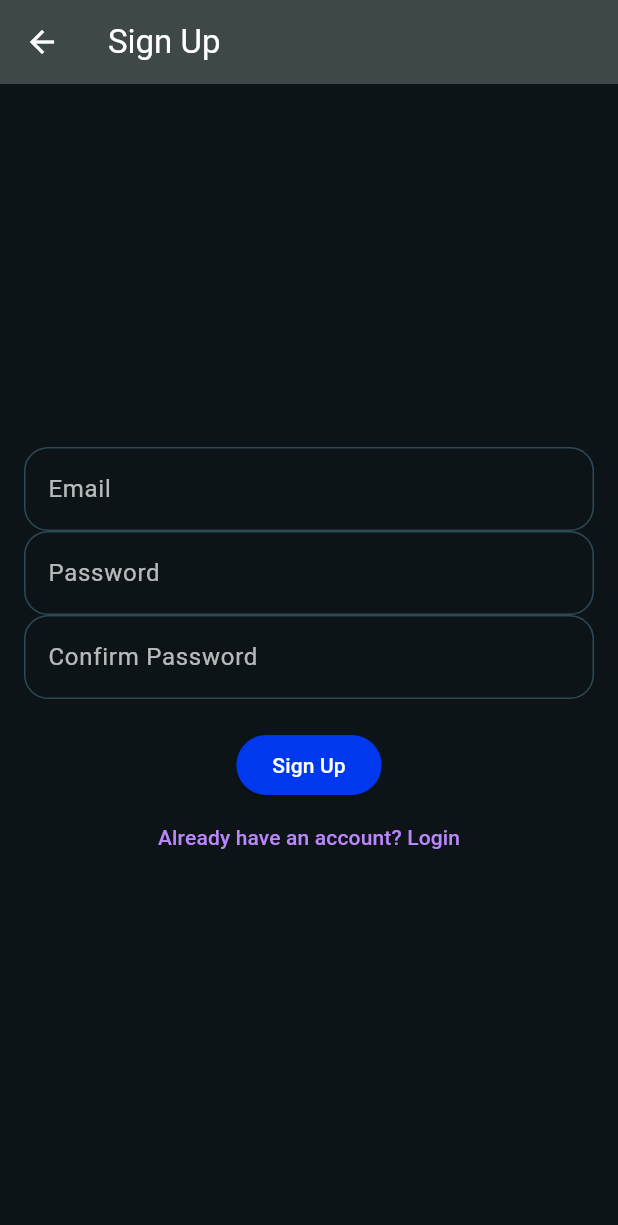
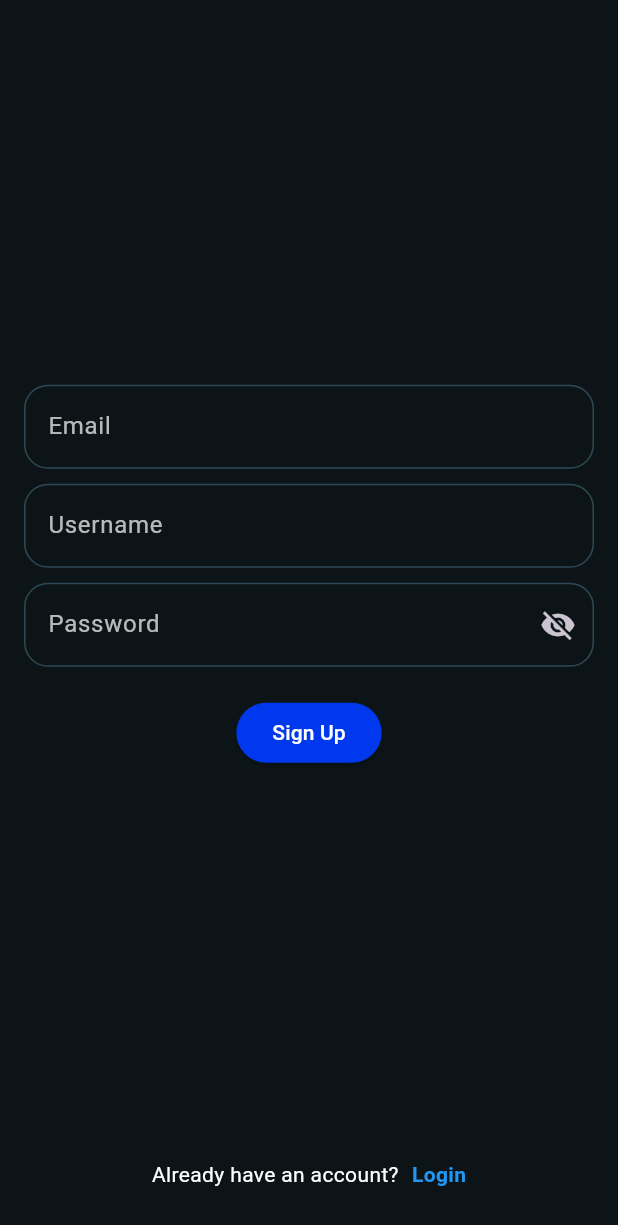
Before and after one commit to aarontoms/BotNet, a Flutter app: the SignUp screen opened by its route, on a phone screen of 412 x 824 dp. Shown: the top 1225 px of the screen. Run offline on Flutter 3.47's test engine with Material 3 defaults, Android fonts, the phone set to English and light mode, and no system bars; our stand-ins replace dio.

Commit message:
init to botnet

```diff
--- a/lib/main.dart
+++ b/lib/main.dart
@@ -1,7 +1,8 @@
 import 'package:flutter/material.dart';
-import 'package:flutterprojects/theme/theme.dart';
+import 'package:botnet/theme/theme.dart';
 import 'screens/login.dart';
 import 'screens/signup.dart';
+import 'screens/forgot_password.dart';
 
 void main() {
   runApp(MyApp());
@@ -19,6 +20,7 @@ class MyApp extends StatelessWidget {
       routes: {
         '/': (context) => Login(),
         '/signup': (context) => SignUp(),
+        '/forgot_password': (context) => Forgot(),
       },
       theme: AppTheme.themeData
     );
--- a/lib/screens/signup.dart
+++ b/lib/screens/signup.dart
@@ -1,32 +1,128 @@
 import 'package:flutter/material.dart';
+import 'package:dio/dio.dart';
+import '../widgets/password_field.dart';
 
-class SignUp extends StatelessWidget {
+final emailController = TextEditingController();
+final usernameController = TextEditingController();
+final passwordController = TextEditingController();
+
+class SignUp extends StatefulWidget {
   const SignUp({super.key});
 
   @override
+  State<SignUp> createState() => _SignUpState();
+}
+
+class _SignUpState extends State<SignUp> {
+  bool _loading = false;
+  String? _message;
+
+  void _signUp() async {
+    final dio = Dio();
+    final email = emailController.text.trim();
+    final username = usernameController.text.trim();
+    final password = passwordController.text.trim();
+
+    setState(() => _loading = true);
+
+    try {
+      final response = await dio.post(
+        'https://99rkb3wb-3000.inc1.devtunnels.ms/signup',
+        data: {
+          'email': email,
+          'username': username,
+          'password': password,
+        },
+      );
+
+      setState(() {
+        _loading = false;
+        _message = 'Signup successful';
+      });
+
+    } on DioException catch (e) {
+      String msg = 'Unknown error';
+      if (e.response != null) {
+        msg = '${e.response?.data}';
+        print(e.response?.data);
+      } else {
+        msg = 'Network error. Try again later';
+        print(e.message);
+      }
+
+      setState(() {
+        _loading = false;
+        _message = msg;
+      });
+    }
+  }
+
+  @override
   Widget build(BuildContext context) {
-    return Scaffold(
-      appBar: AppBar(title: Text('Sign Up')),
+    return GestureDetector(
+      onTap: () => FocusScope.of(context).unfocus(),
+      child: Scaffold(
         body: Padding(
-        padding: EdgeInsets.all(16),
+          padding: const EdgeInsets.all(16),
           child: Column(
             mainAxisAlignment: MainAxisAlignment.center,
             children: [
-            TextField(decoration: InputDecoration(labelText: 'Email')),
-            TextField(decoration: InputDecoration(labelText: 'Password'), obscureText: true),
-            TextField(decoration: InputDecoration(labelText: 'Confirm Password'), obscureText: true),
+              Spacer(),
+              TextField(
+                controller: emailController,
+                decoration: const InputDecoration(labelText: 'Email'),
+              ),
+              SizedBox(height: 10),
+              TextField(
+                controller: usernameController,
+                decoration: const InputDecoration(labelText: 'Username'),
+              ),
+              SizedBox(height: 10),
+              PasswordField(
+                label: "Password",
+                controller: passwordController,
+              ),
               SizedBox(height: 20),
+              if (_loading)
+                const CircularProgressIndicator()
+              else
                 ElevatedButton(
-              onPressed: () {
-
-              },
-              child: Text('Sign Up'),
+                  onPressed: _signUp,
+                  child: const Text('Sign Up'),
                 ),
-            TextButton(
-              onPressed: () => Navigator.pop(context),
-              child: Text('Already have an account? Login'),
+              SizedBox(height: 20),
+              if (_message != null)
+                Padding(
+                  padding: const EdgeInsets.only(bottom: 10),
+                  child: Text(
+                    _message!,
+                    style: TextStyle(color: _message!.contains('successful') ? Colors.green : Colors.red),
+                  ),
+                ),
+              Spacer(),
+              Row(
+                mainAxisSize: MainAxisSize.min,
+                children: [
+                  const Text(
+                    'Already have an account? ',
+                    style: TextStyle(color: Colors.white),
+                  ),
+                  const SizedBox(width: 5),
+                  GestureDetector(
+                    onTap: () => Navigator.pop(context),
+                    child: const Text(
+                      'Login',
+                      style: TextStyle(
+                        color: Colors.blue,
+                        fontWeight: FontWeight.w600,
+                      ),
+                    ),
                   ),
                 ],
+              ),
+              const SizedBox(height: 15),
+            ],
+          ),
         ),
       ),
     );
--- /dev/null
+++ b/lib/widgets/password_field.dart
@@ -0,0 +1,30 @@
+import 'package:flutter/material.dart';
+
+class PasswordField extends StatefulWidget {
+  final String label;
+  final TextEditingController? controller;
+
+  const PasswordField({super.key, required this.label, this.controller});
+
+  @override
+  _PasswordFieldState createState() => _PasswordFieldState();
+}
+
+class _PasswordFieldState extends State<PasswordField> {
+  bool _obscure = true;
+
+  @override
+  Widget build(BuildContext context) {
+    return TextField(
+      obscureText: _obscure,
+      controller: widget.controller,
+      decoration: InputDecoration(
+        labelText: widget.label,
+        suffixIcon: IconButton(
+          icon: Icon(_obscure ? Icons.visibility_off : Icons.visibility),
+          onPressed: () => setState(() => _obscure = !_obscure),
+        ),
+      ),
+    );
+  }
+}
--- a/pubspec.yaml
+++ b/pubspec.yaml
@@ -1,4 +1,4 @@
-name: flutterprojects
+name: botnet
 description: "Social App"
 # The following line prevents the package from being accidentally published to
 # pub.dev using `flutter pub publish`. This is preferred for private packages.
@@ -34,6 +34,7 @@ dependencies:
   # The following adds the Cupertino Icons font to your application.
   # Use with the CupertinoIcons class for iOS style icons.
   cupertino_icons: ^1.0.8
+  dio: ^5.8.0+1
 
 dev_dependencies:
   flutter_test:
```
Also changed, not shown: lib/screens/forgot_password.dart (added, +16 -0 lines), lib/screens/login.dart (+32 -22 lines), pubspec.lock, 17 other files. Lines whose indentation alone changed are shown as unchanged.
